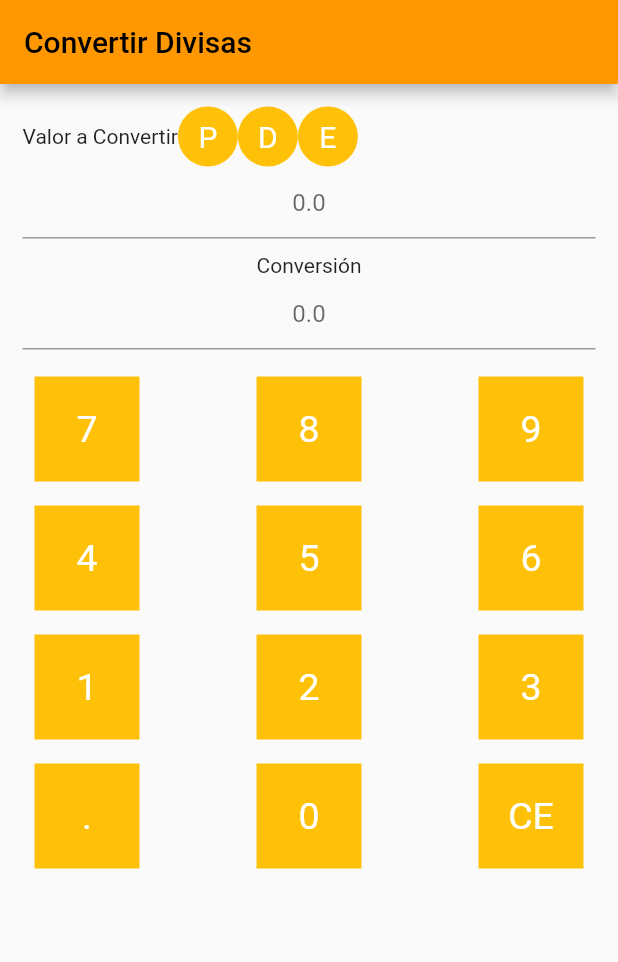
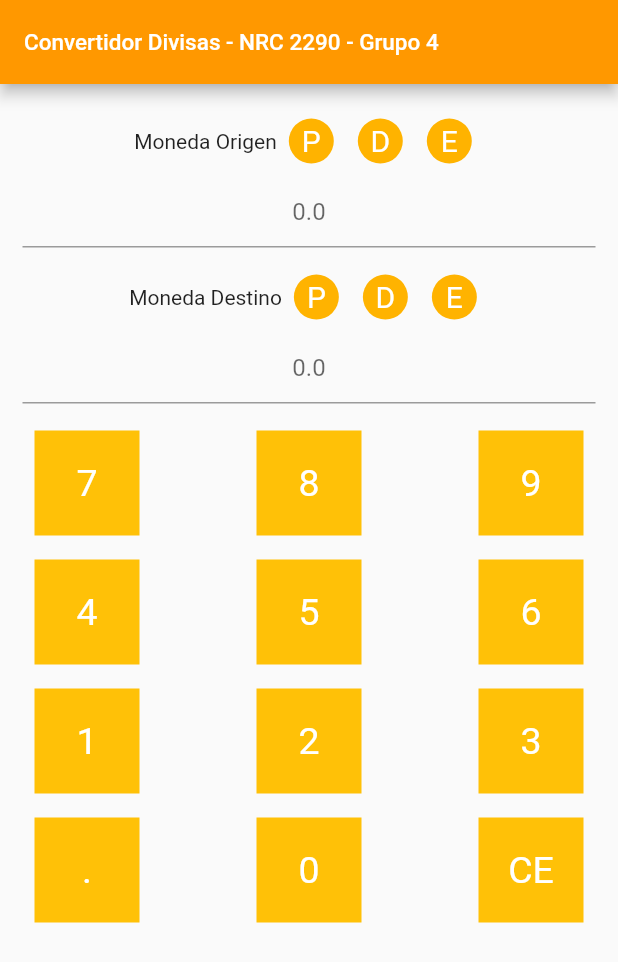
Before and after one commit to garv018/divisas, a Flutter app: the screen it shows after launch, on a phone screen of 412 x 824 dp. Shown: the top 962 px of the screen. Run offline on Flutter 3.47's test engine with Material 2 defaults, Android fonts, the phone set to English and light mode, and no system bars.

```diff
--- a/lib/ui/calculadora/convertir.dart
+++ b/lib/ui/calculadora/convertir.dart
@@ -8,51 +8,108 @@ class Convertir extends StatefulWidget {
 }
 
 class _ConvertirState extends State<Convertir> {
-  bool peso = false;
-  bool dolar = false;
-  bool euro = false;
+  bool pesoO = false;
+  bool dolarO = false;
+  bool euroO = false;
+  bool pesoD = false;
+  bool dolarD = false;
+  bool euroD = false;
 
   TextEditingController divA = TextEditingController();
   TextEditingController divB = TextEditingController();
 
-  void cambiarestado() {
-    peso = peso ? false : true;
+  void cambiarestadoO(String moneda) {
+    if (moneda == "P") {
+      pesoO = pesoO ? false : true;
+      if (pesoO == true) {
+        dolarO = false;
+        euroO = false;
+      }
+    } else if (moneda == "D") {
+      dolarO = dolarO ? false : true;
+      if (dolarO == true) {
+        pesoO = false;
+        euroO = false;
+      }
+    } else if (moneda == "E") {
+      euroO = euroO ? false : true;
+      if (euroO == true) {
+        dolarO = false;
+        pesoO = false;
+      }
+    }
+
+    setState(() {});
+  }
+
+  void cambiarestadoD(String moneda) {
+    if (moneda == "P") {
+      pesoD = pesoD ? false : true;
+      if (pesoD == true) {
+        dolarD = false;
+        euroD = false;
+      }
+    } else if (moneda == "D") {
+      dolarD = dolarD ? false : true;
+      if (dolarD == true) {
+        pesoD = false;
+        euroD = false;
+      }
+    } else if (moneda == "E") {
+      euroD = euroD ? false : true;
+      if (euroD == true) {
+        dolarD = false;
+        pesoD = false;
+      }
+    }
+
     setState(() {});
   }
 
   void valores(String p) {
     divA.text = divA.text + p;
+    conversion();
+  }
+
+  void conversion() {
+    if (pesoO && dolarD) {
+      double valorO = double.parse(divA.text);
+    }
   }
 
   @override
   Widget build(BuildContext context) {
     return Scaffold(
       appBar: AppBar(
-        title: const Text("Convertir Divisas"),
+        title: const Text(
+          "Convertidor Divisas - NRC 2290 - Grupo 4",
+          style: TextStyle(color: Colors.white, fontSize: 15),
+        ),
       ),
       body: Padding(
         padding: const EdgeInsets.all(15.0),
         child: Column(children: [
           Row(
+            mainAxisAlignment: MainAxisAlignment.center,
             children: [
-              const Text("Valor a Convertir"),
+              const Text("Moneda Origen"),
               GestureDetector(
-                onTap: () => cambiarestado(),
-                child: monedas(
-                  moneda: peso,
+                onTap: () => cambiarestadoO("P"),
+                child: Monedas(
+                  moneda: pesoO,
                   texto: 'P',
                 ),
               ),
               GestureDetector(
-                onTap: () => cambiarestado(),
-                child: monedas(
-                  moneda: dolar,
+                onTap: () => cambiarestadoO("D"),
+                child: Monedas(
+                  moneda: dolarO,
                   texto: "D",
                 ),
               ),
               GestureDetector(
-                onTap: () => cambiarestado(),
-                child: monedas(moneda: euro, texto: "E"),
+                onTap: () => cambiarestadoO("E"),
+                child: Monedas(moneda: euroO, texto: "E"),
               ),
             ],
           ),
@@ -65,7 +122,30 @@ class _ConvertirState extends State<Convertir> {
           const SizedBox(
             height: 10,
           ),
-          const Text("Conversión"),
+          Row(
+            mainAxisAlignment: MainAxisAlignment.center,
+            children: [
+              const Text("Moneda Destino"),
+              GestureDetector(
+                onTap: () => cambiarestadoD("P"),
+                child: Monedas(
+                  moneda: pesoD,
+                  texto: 'P',
+                ),
+              ),
+              GestureDetector(
+                onTap: () => cambiarestadoD("D"),
+                child: Monedas(
+                  moneda: dolarD,
+                  texto: "D",
+                ),
+              ),
+              GestureDetector(
+                onTap: () => cambiarestadoD("E"),
+                child: Monedas(moneda: euroD, texto: "E"),
+              ),
+            ],
+          ),
           TextField(
             readOnly: true,
             controller: divB,
@@ -115,7 +195,11 @@ class _ConvertirState extends State<Convertir> {
               GestureDetector(
                   onTap: () => valores("0"), child: const Botones(valor: "0")),
               GestureDetector(
-                  onTap: () => divA.clear(), child: const Botones(valor: "CE"))
+                  onTap: () {
+                    divA.text = "0.0";
+                    divB.text = "0.0";
+                  },
+                  child: const Botones(valor: "CE"))
             ],
           )
         ]),
@@ -124,8 +208,8 @@ class _ConvertirState extends State<Convertir> {
   }
 }
 
-class monedas extends StatelessWidget {
-  const monedas({Key? key, required this.moneda, required this.texto})
+class Monedas extends StatelessWidget {
+  const Monedas({Key? key, required this.moneda, required this.texto})
       : super(key: key);
 
   final bool moneda;
@@ -133,11 +217,15 @@ class monedas extends StatelessWidget {
 
   @override
   Widget build(BuildContext context) {
-    return CircleAvatar(
-      backgroundColor: moneda ? Colors.green : Colors.amber,
-      child: Text(
-        texto,
-        style: const TextStyle(color: Colors.white, fontSize: 20),
+    return Padding(
+      padding: const EdgeInsets.all(8.0),
+      child: CircleAvatar(
+        radius: 15,
+        backgroundColor: moneda ? Colors.purple : Colors.amber[600],
+        child: Text(
+          texto,
+          style: const TextStyle(color: Colors.white, fontSize: 20),
+        ),
       ),
     );
   }
```
Also changed, not shown: 1 other file.
